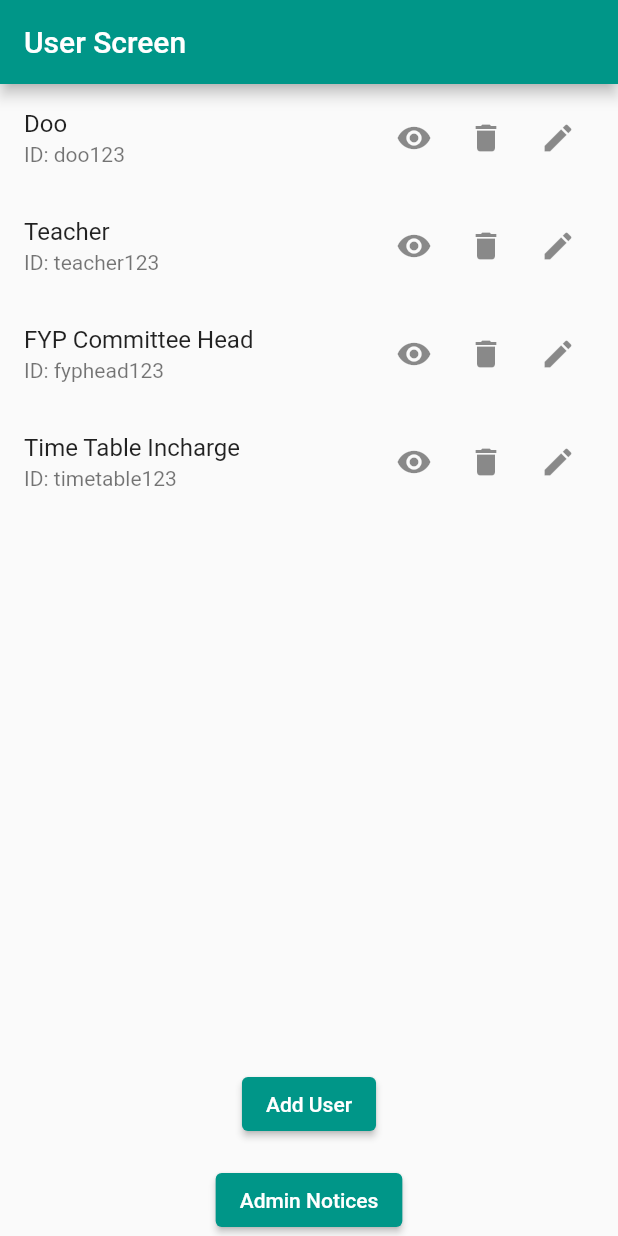
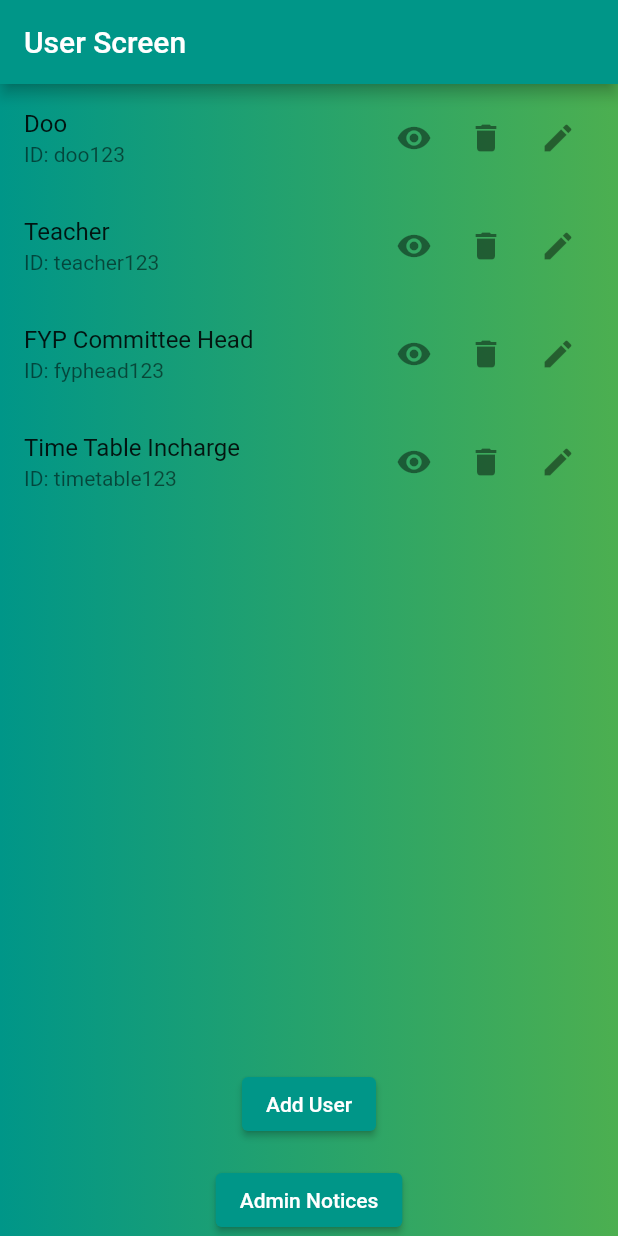
Before and after one commit to Sayyad-Amin/sp21-bcs-015, a Flutter app: the screen it shows after launch, on a phone screen of 412 x 824 dp. Run offline on Flutter 3.47's test engine with Material 2 defaults, Android fonts, the phone set to English and light mode, and no system bars; our stand-ins replace assets_audio_player, cloud_firestore, firebase_auth, firebase_core, firebase_storage, flutter_svg and 1 more; accounts and stored records are empty.

Commit message:
gradient added to background

```diff
--- a/noticeBoard_app/lib/main.dart
+++ b/noticeBoard_app/lib/main.dart
@@ -93,6 +93,7 @@ class _NoticeBoardAppState extends State<NoticeBoardApp> {
   @override
   Widget build(BuildContext context) {
     return MaterialApp(
+      debugShowCheckedModeBanner: false,
       title: 'Notice Board App',
       theme: ThemeData(
         primarySwatch: Colors.teal,
@@ -141,7 +142,16 @@ class UserScreen extends StatelessWidget {
       appBar: AppBar(
         title: Text('User Screen'),
       ),
-      body: Column(
+      body: Container(
+        decoration: BoxDecoration(
+          gradient: LinearGradient(
+            colors: [
+              Colors.teal,
+              Colors.green
+            ]
+          )
+        ),
+        child: Column(
           children: [
             Expanded(
               child: ListView.builder(
@@ -223,6 +233,7 @@ class UserScreen extends StatelessWidget {
               child: Text('Admin Notices'),
             ),
           ],
+        ),
       ),
     );
   }
```
Lines whose indentation alone changed are shown as unchanged.
